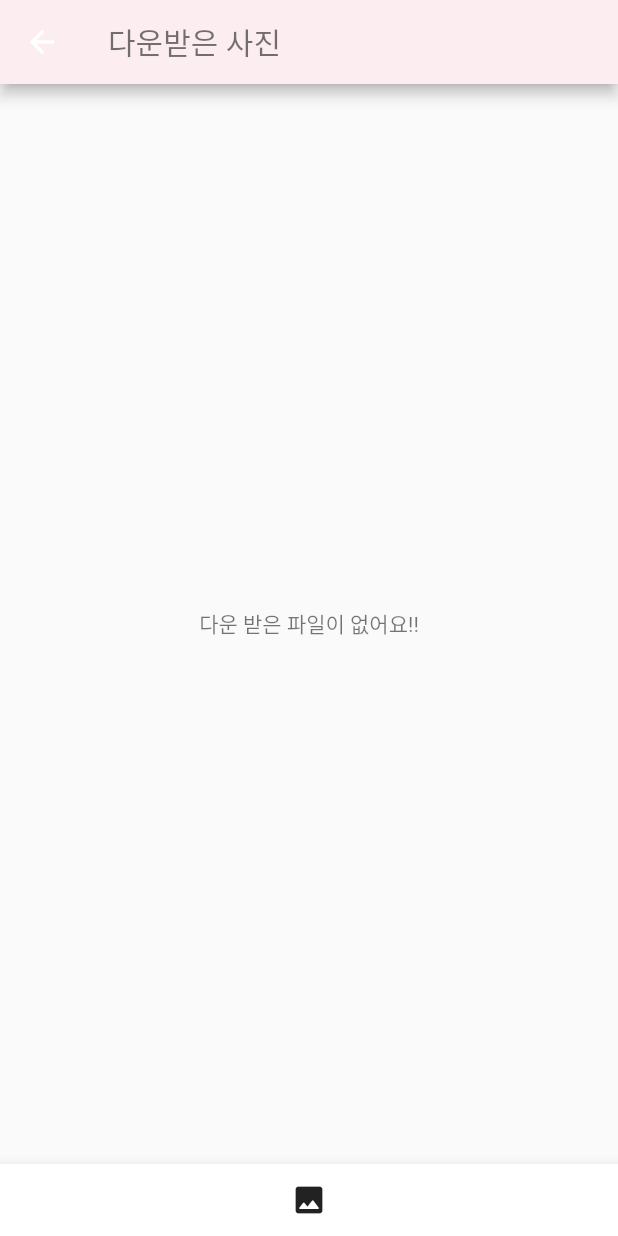
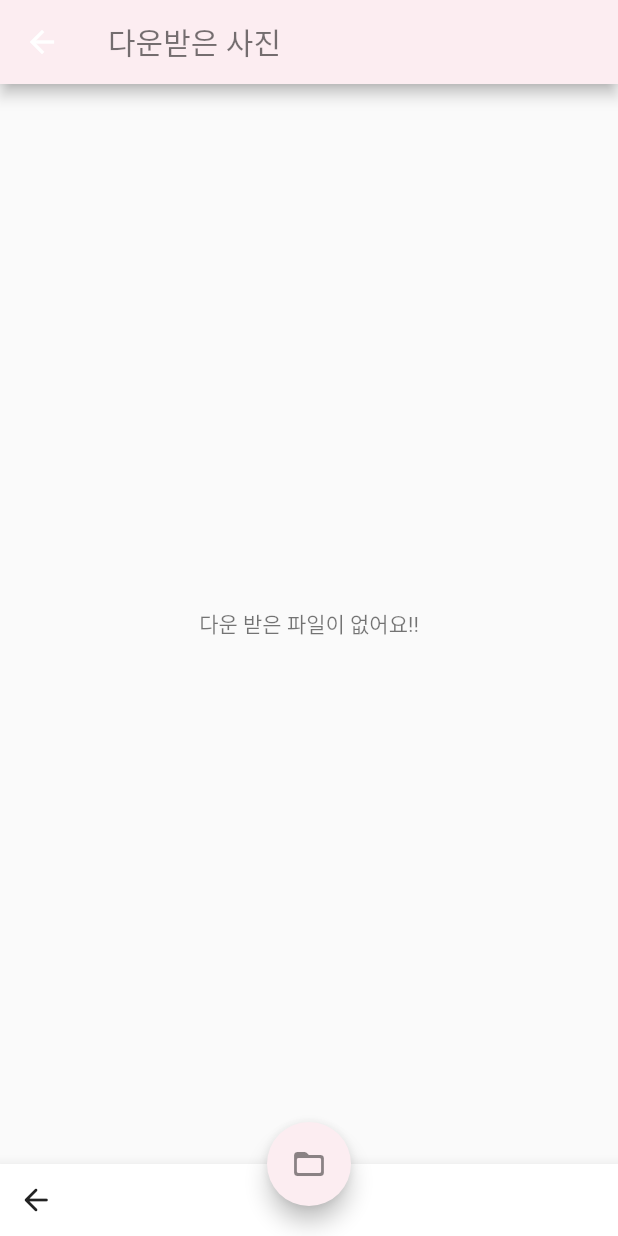
Before and after one commit to kimdon2005/twicenest2, a Flutter app: the screen it shows after launch, after a tap on the "download done" icon, on a phone screen of 412 x 824 dp. Run offline on Flutter 3.47's test engine with Material 2 defaults, Android fonts, the phone set to English and light mode, and no system bars; our stand-ins replace fluttertoast, permission_handler, webview_flutter; missing offline and left inert: add_to_gallery, flutter_downloader; Roboto replaces fonts that are missing (Jua).

Commit message:
fix_download_file_independently

```diff
--- a/lib/main.dart
+++ b/lib/main.dart
@@ -8,6 +8,7 @@ import 'package:flutter/material.dart';
 import 'package:webview_flutter/webview_flutter.dart';
 import 'package:flutter_downloader/flutter_downloader.dart';
 import 'download.dart';
+import 'secondpage.dart';
 
 Future<void> main() async {
   WidgetsFlutterBinding.ensureInitialized();
@@ -66,10 +67,11 @@ class _Example_appState extends State<Example_app> {
       setState(() {
         progress = message[2];
       });
+      print(progress);
       if (progress == 100) {
         signal();
+        signal2();
       }
-      print(progress);
     });
 
     FlutterDownloader.registerCallback(downloadingCallback);
@@ -80,7 +82,9 @@ class _Example_appState extends State<Example_app> {
     return WillPopScope(
         child: Scaffold(
           resizeToAvoidBottomInset: false,
-          body: SafeArea(
+          body: Container(
+            color: Color.fromRGBO(248, 247, 245, 10),
+            child: SafeArea(
               top: true,
               child: WebView(
                   initialUrl: 'https://www.twicenest.com/board',
@@ -90,6 +94,7 @@ class _Example_appState extends State<Example_app> {
                     _controller.future.then((value) =>
                         _controller = value as Completer<WebViewController>);
                   }),
+            ),
           ),
           bottomNavigationBar: BottomAppBar(
             shape: CircularNotchedRectangle(),
@@ -139,6 +144,9 @@ class _Example_appState extends State<Example_app> {
             onPressed: () async {
               var url = await controller.data!.currentUrl();
               try {
+                // downloadfile(
+                //     'https://www.drive.google.com/uc?export=download&id=1SWQJmyY2KKG22Lax-H0V5Qc5JksASeA9',
+                //     'test.gif');
                 makeRequest(url);
                 final snackBar = SnackBar(
                   content: const Text(
@@ -218,51 +226,3 @@ class _Example_appState extends State<Example_app> {
     );
   }
 }
-
-class Secondpage extends StatelessWidget {
-  const Secondpage({Key? key}) : super(key: key);
-
-  @override
-  Widget build(BuildContext context) {
-    return Scaffold(
-      appBar: AppBar(
-        title: Text(
-          '다운받은 사진',
-          style: TextStyle(color: Colors.black54, fontFamily: 'Jua'),
-        ),
-        backgroundColor: Color.fromRGBO(252, 237, 241, 10),
-      ),
-      body: filelist(),
-      bottomNavigationBar: BottomAppBar(
-          child: IconButton(
-        icon: Icon(Icons.image_rounded),
-        onPressed: () {
-          savefiletogallery();
-          downloadedfile.clear();
-        },
-      )),
-    );
-  }
-
-  Widget filelist() {
-    if (downloadedfile.length == 0) {
-      return Center(
-        child: Text(
-          '다운 받은 파일이 없어요!!',
-          style: TextStyle(color: Colors.black54, fontFamily: 'Jua'),
-        ),
-      );
-    } else {
-      return GridView.count(
-        primary: false,
-        padding: const EdgeInsets.all(20.0),
-        crossAxisSpacing: 10.0,
-        mainAxisSpacing: 10.0,
-        crossAxisCount: 2,
-        children: List.generate(downloadedfile.length, (index) {
-          return Center(child: Image.file(File(downloadedfile[index])));
-        }),
-      );
-    }
-  }
-}
--- /dev/null
+++ b/lib/secondpage.dart
@@ -0,0 +1,130 @@
+import 'dart:io';
+
+import 'package:flutter/material.dart';
+
+import 'download.dart';
+
+class Secondpage extends StatelessWidget {
+  const Secondpage({Key? key}) : super(key: key);
+
+  @override
+  Widget build(BuildContext context) {
+    return Scaffold(
+      appBar: AppBar(
+        title: Text(
+          '다운받은 사진',
+          style: TextStyle(color: Colors.black54, fontFamily: 'Jua'),
+        ),
+        backgroundColor: Color.fromRGBO(252, 237, 241, 10),
+      ),
+      body: filelist(),
+      floatingActionButton: FloatingActionButton(
+          onPressed: () {
+            savefiletogallery();
+            if (Platform.isIOS) {
+              final snackBar = SnackBar(
+                content: const Text(
+                  '다운받은 컨텐츠를 사진으로 이동중!!',
+                  style: TextStyle(color: Colors.black54, fontFamily: 'Jua'),
+                ),
+                duration: new Duration(seconds: 1),
+                backgroundColor: Color.fromRGBO(252, 237, 241, 10),
+                elevation: 6.0,
+                behavior: SnackBarBehavior.floating,
+                shape: RoundedRectangleBorder(
+                  borderRadius: BorderRadius.all(Radius.circular(14)),
+                ),
+              );
+
+              // Find the ScaffoldMessenger in the widget tree
+              // and use it to show a SnackBar.
+              ScaffoldMessenger.of(context).showSnackBar(snackBar);
+            } else if (Platform.isAndroid) {
+              final snackBar = SnackBar(
+                content: const Text(
+                  '다운받은 컨텐츠를 갤러리로 이동중!!',
+                  style: TextStyle(color: Colors.black54, fontFamily: 'Jua'),
+                ),
+                duration: new Duration(seconds: 1),
+                backgroundColor: Color.fromRGBO(252, 237, 241, 10),
+                elevation: 6.0,
+                behavior: SnackBarBehavior.floating,
+                shape: RoundedRectangleBorder(
+                  borderRadius: BorderRadius.all(Radius.circular(14)),
+                ),
+              );
+
+              // Find the ScaffoldMessenger in the widget tree
+              // and use it to show a SnackBar.
+              ScaffoldMessenger.of(context).showSnackBar(snackBar);
+            }
+          },
+          backgroundColor: Color.fromRGBO(252, 237, 241, 10),
+          foregroundColor: Colors.black45,
+          tooltip: '다운받은 컨텐츠를 내 폰에 저장!!',
+          child: Icon(Icons.folder_open_rounded)),
+      floatingActionButtonLocation:
+          FloatingActionButtonLocation.miniCenterDocked,
+      bottomNavigationBar: BottomAppBar(
+        child: Row(
+          mainAxisSize: MainAxisSize.max,
+          mainAxisAlignment: MainAxisAlignment.spaceBetween,
+          children: <Widget>[
+            gofirstscreen(context),
+            Spacer(),
+          ],
+        ),
+      ),
+    );
+  }
+
+  Widget filelist() {
+    if (downloadedfile.length == 0) {
+      return Center(
+        child: Text(
+          '다운 받은 파일이 없어요!!',
+          style: TextStyle(color: Colors.black54, fontFamily: 'Jua'),
+        ),
+      );
+    } else {
+      try {
+        return GridView.count(
+          primary: false,
+          padding: const EdgeInsets.all(20.0),
+          crossAxisSpacing: 10.0,
+          mainAxisSpacing: 10.0,
+          crossAxisCount: 2,
+          children: List.generate(downloadedfile.length, (index) {
+            return Center(child: Image.file(File(downloadedfile[index])));
+          }),
+        );
+      } catch (e) {
+        toast('아직 모든 컨텐츠 다운로드 되지 않았어요!!');
+      }
+
+      return GridView.count(
+        primary: false,
+        padding: const EdgeInsets.all(20.0),
+        crossAxisSpacing: 10.0,
+        mainAxisSpacing: 10.0,
+        crossAxisCount: 2,
+        children: List.generate(downloadedfile.length, (index) {
+          return Center(child: Image.file(File(downloadedfile[index])));
+        }),
+      );
+    }
+  }
+
+  Widget gofirstscreen(BuildContext context) {
+    return InkWell(
+      child: IconButton(
+        onPressed: () {
+          Navigator.pop(context);
+        },
+        icon: Icon(Icons.arrow_back_rounded),
+        tooltip: '원래 화면으로 돌아가기',
+        autofocus: true,
+      ),
+    );
+  }
+}
```
Also changed, not shown: lib/download.dart (+58 -80 lines), 1 other file. Lines whose indentation alone changed are shown as unchanged.
